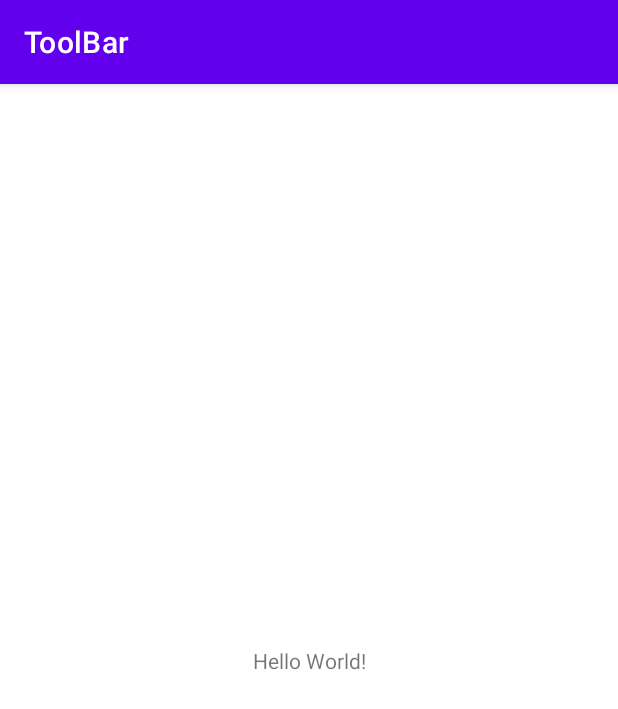
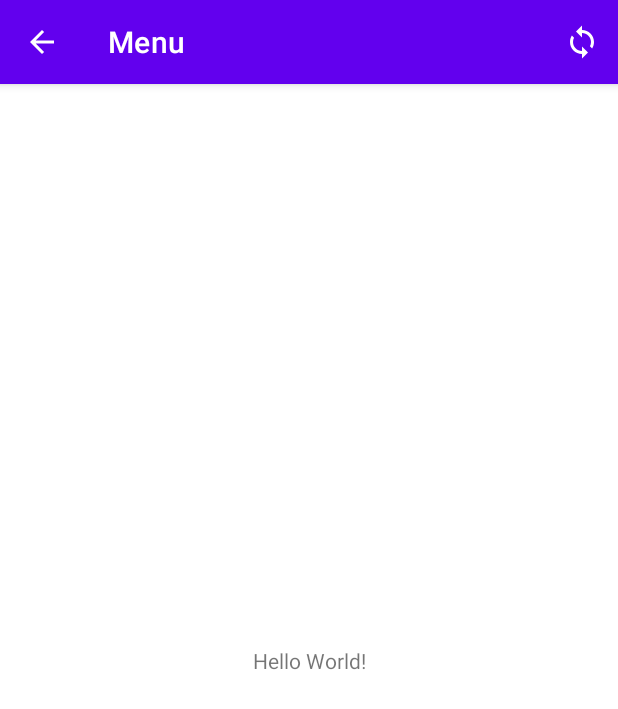
Before and after one commit to Joji-Moji/ToolBar, an Android app: the screen it shows after launch (MainActivity), on a phone screen of 412 x 824 dp. Shown: the top 709 px of the screen. Run offline under Robolectric (Android 15) with nearby library versions, the phone set to English and light mode, and no system bars.

Commit message:
create Menu

```diff
--- a/app/src/main/java/com/example/toolbar/MainActivity.kt
+++ b/app/src/main/java/com/example/toolbar/MainActivity.kt
@@ -2,10 +2,27 @@ package com.example.toolbar
 
 import androidx.appcompat.app.AppCompatActivity
 import android.os.Bundle
+import android.view.Menu
+import android.view.MenuItem
 
 class MainActivity : AppCompatActivity() {
     override fun onCreate(savedInstanceState: Bundle?) {
         super.onCreate(savedInstanceState)
         setContentView(R.layout.activity_main)
+
+        supportActionBar?.setDisplayHomeAsUpEnabled(true)
+        supportActionBar?.title = "Menu"
+
+    }
+
+    override fun onCreateOptionsMenu(menu: Menu?): Boolean {
+        menuInflater.inflate(R.menu.main_menu, menu)
+        return true
+
+    }
+
+    override fun onOptionsItemSelected(item: MenuItem): Boolean {
+        if(item.itemId == android.R.id.home) finish()
+        return true
     }
 }
--- /dev/null
+++ b/app/src/main/res/drawable/ic_baseline_sync_24.xml
@@ -0,0 +1,10 @@
+<vector xmlns:android="http://schemas.android.com/apk/res/android"
+    android:width="24dp"
+    android:height="24dp"
+    android:viewportWidth="24"
+    android:viewportHeight="24"
+    android:tint="?attr/colorControlNormal">
+  <path
+      android:fillColor="@android:color/white"
+      android:pathData="M12,4L12,1L8,5l4,4L12,6c3.31,0 6,2.69 6,6 0,1.01 -0.25,1.97 -0.7,2.8l1.46,1.46C19.54,15.03 20,13.57 20,12c0,-4.42 -3.58,-8 -8,-8zM12,18c-3.31,0 -6,-2.69 -6,-6 0,-1.01 0.25,-1.97 0.7,-2.8L5.24,7.74C4.46,8.97 4,10.43 4,12c0,4.42 3.58,8 8,8v3l4,-4 -4,-4v3z"/>
+</vector>
--- /dev/null
+++ b/app/src/main/res/menu/main_menu.xml
@@ -0,0 +1,11 @@
+<?xml version="1.0" encoding="utf-8"?>
+<menu xmlns:android="http://schemas.android.com/apk/res/android"
+    xmlns:app="http://schemas.android.com/apk/res-auto">
+<item
+    android:title="Sync"
+    android:id="@+id/sync"
+    android:icon="@drawable/ic_baseline_sync_24"
+    app:showAsAction="ifRoom"
+    android:orderInCategory="100"
+    />
+</menu>
--- a/app/src/main/res/values/themes.xml
+++ b/app/src/main/res/values/themes.xml
@@ -11,6 +11,7 @@
         <item name="colorOnSecondary">@color/black</item>
         <!-- Status bar color. -->
         <item name="android:statusBarColor" tools:targetApi="l">?attr/colorPrimaryVariant</item>
+
         <!-- Customize your theme here. -->
     </style>
 </resources>
```
